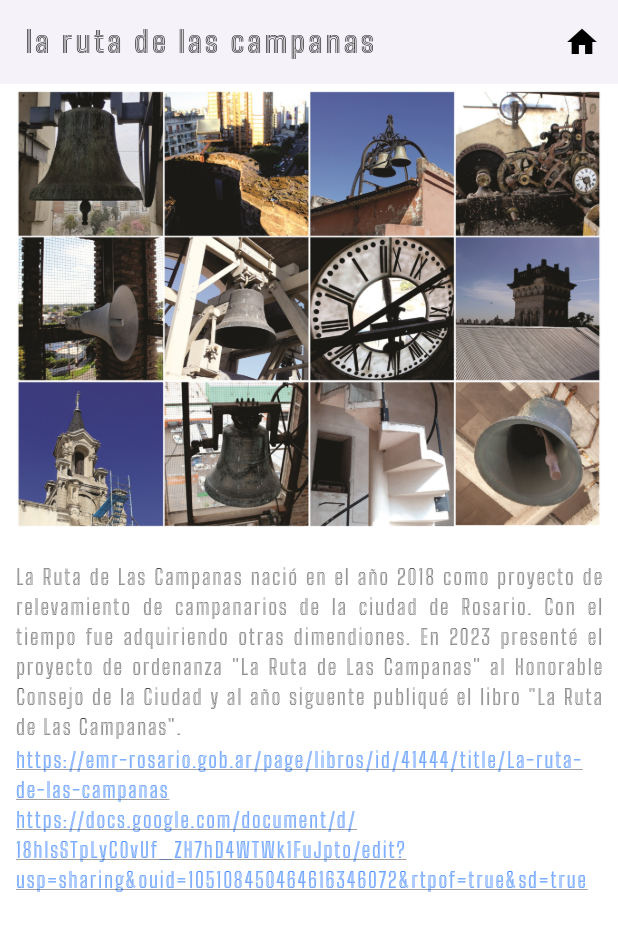
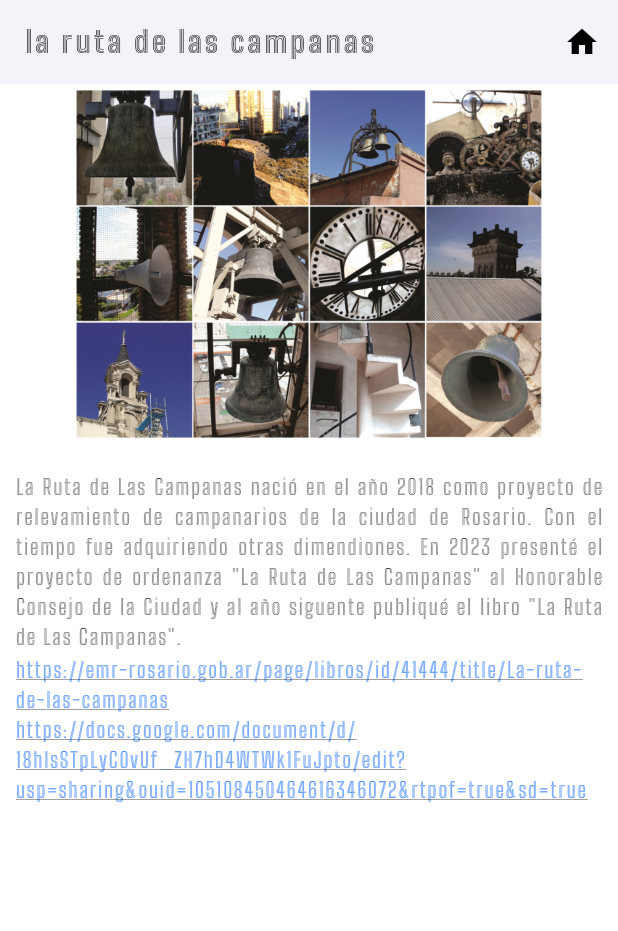
Before and after one commit to JiDomusic/emi_arias, a Flutter app: the screen it shows after launch, after a tap on "la ruta de las campanas", on a phone screen of 412 x 824 dp. Shown: the top 931 px of the screen. Run offline on Flutter 3.47's test engine with Material 3 defaults, Android fonts, the phone set to English and light mode, and no system bars; our stand-ins replace font_awesome_flutter, just_audio, permission_handler.

Commit message:
15 de enero 3:30

```diff
--- a/lib/main.dart
+++ b/lib/main.dart
@@ -89,7 +89,7 @@ class _HomePageState extends State<HomePage> {
                       child: ProjectSection(
                         title: 'la ruta de las campanas',
                         textStyle: TextStyle(
-                          fontSize: 28,
+                          fontSize: 24,
                           fontWeight: FontWeight.w500,
                           color: Colors.black,
                         ),
@@ -114,7 +114,7 @@ class _HomePageState extends State<HomePage> {
                       child: ProjectSection(
                         title: 'luthería',
                         textStyle: TextStyle(
-                          fontSize: 28,
+                          fontSize: 24,
                           fontWeight: FontWeight.w500,
                           color: Colors.black,
                         ),
@@ -137,7 +137,7 @@ class _HomePageState extends State<HomePage> {
                       child: ProjectSection(
                         title: 'percusión',
                         textStyle: TextStyle(
-                          fontSize: 28,
+                          fontSize: 24,
                           fontWeight: FontWeight.w500,
                           color: Colors.black,
                         ),
@@ -156,7 +156,7 @@ class _HomePageState extends State<HomePage> {
                       child: ProjectSection(
                         title: 'performances',
                         textStyle: TextStyle(
-                          fontSize: 28,
+                          fontSize: 24,
                           fontWeight: FontWeight.w500,
                           color: Colors.black,
                         ),
@@ -193,7 +193,7 @@ class _HomePageState extends State<HomePage> {
             ),
           ),
           Positioned(
-            top: 230,
+            top: 180,
             right: MediaQuery.of(context).size.width / 2.3 - 300,
             child: _DecorativeImage(
               imagePath: 'assets/images/lutheria.jpg',
@@ -201,7 +201,7 @@ class _HomePageState extends State<HomePage> {
             ),
           ),
           Positioned(
-            bottom: 290,
+            bottom: 280,
             left: MediaQuery.of(context).size.width / 2 - 300,
             child: _DecorativeImage(
               imagePath: 'assets/images/perusio3.jpg',
--- a/lib/project_detail.dart
+++ b/lib/project_detail.dart
@@ -101,7 +101,7 @@ class _ProjectDetailState extends State<ProjectDetail> {
                         crossAxisAlignment: CrossAxisAlignment.start,
                         children: [
                           _buildImage(imagePath, isSmallScreen),
-                          const SizedBox(width: 25),
+                          const SizedBox(width: 40),
                           Expanded(child: _buildDescription()),
                         ],
                       ),
@@ -116,12 +116,12 @@ class _ProjectDetailState extends State<ProjectDetail> {
 
   Widget _buildImage(String imagePath, bool isSmallScreen) {
     return Container(
-      width: isSmallScreen ? double.infinity : 500,
-      height: isSmallScreen ? 300 : 360,
+      width: isSmallScreen ? double.infinity : 600,
+      height: isSmallScreen ? 240 : 500,
       decoration: BoxDecoration(
         image: DecorationImage(
           image: AssetImage(imagePath),
-          fit: BoxFit.cover,
+
         ),
         borderRadius: BorderRadius.circular(10),
       ),
```
Also changed, not shown: 3 other files.
